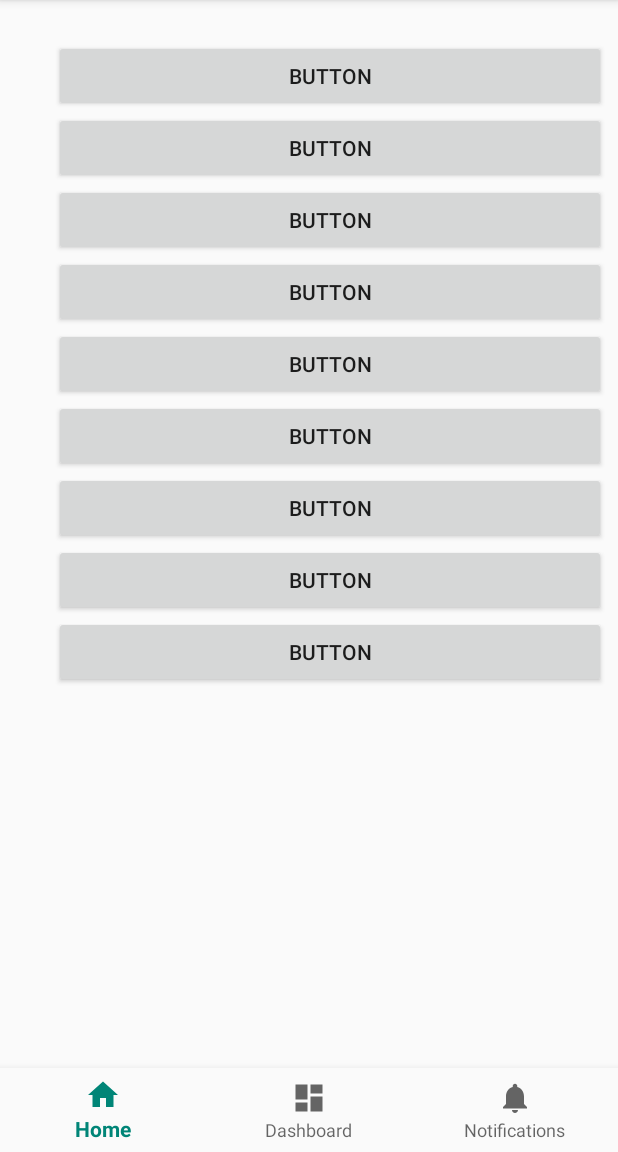
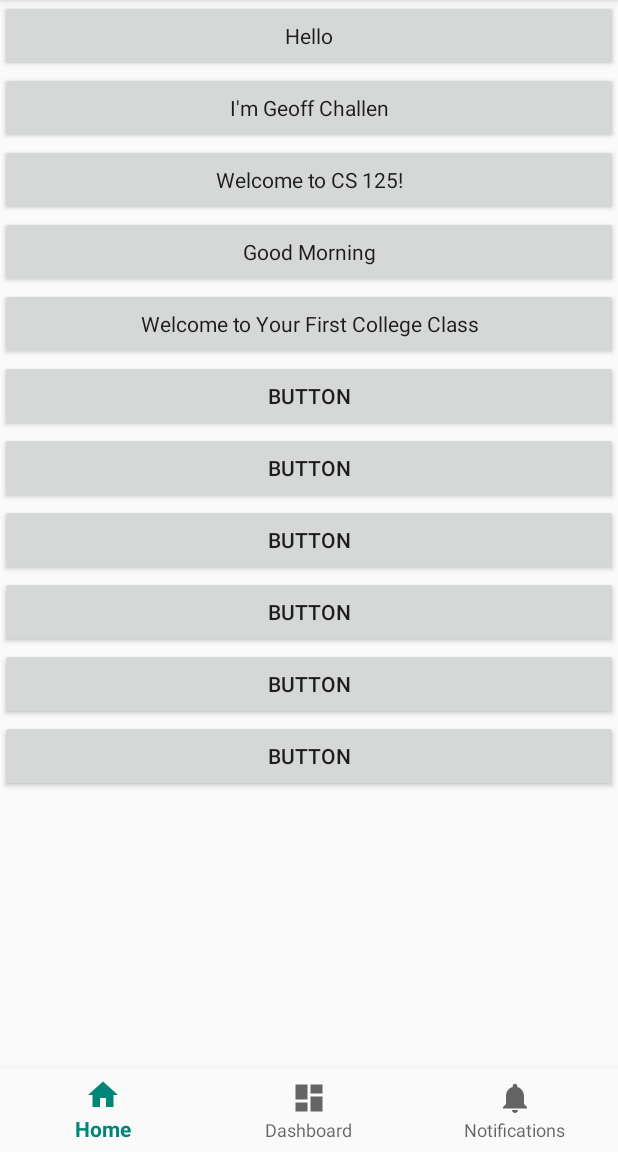
Before and after one commit to ntsmith24/GeoffSoundboard, an Android app: the screen it shows after launch (MainActivity), on a phone screen of 412 x 824 dp, the part 84-1236 px from its top. Run offline under Robolectric (Android 15) with nearby library versions, the phone set to English and light mode, and no system bars.

Commit message:
Added Button Titles

```diff
--- a/app/src/main/java/com/idc/moderatelyadequateprograms/geoffsoundboard/MainActivity.java
+++ b/app/src/main/java/com/idc/moderatelyadequateprograms/geoffsoundboard/MainActivity.java
@@ -1,5 +1,6 @@
 package com.idc.moderatelyadequateprograms.geoffsoundboard;
 
+import android.media.SoundPool;
 import android.os.Bundle;
 import android.support.annotation.NonNull;
 import android.support.design.widget.BottomNavigationView;
@@ -21,10 +22,7 @@ public class MainActivity extends AppCompatActivity {
                     mTextMessage.setText(R.string.title_home);
                     return true;
                 case R.id.navigation_dashboard:
-                    mTextMessage.setText(R.string.title_dashboard);
-                    return true;
-                case R.id.navigation_notifications:
-                    mTextMessage.setText(R.string.title_notifications);
+                    mTextMessage.setText("Wave");
                     return true;
             }
             return false;
@@ -35,7 +33,6 @@ public class MainActivity extends AppCompatActivity {
     protected void onCreate(Bundle savedInstanceState) {
         super.onCreate(savedInstanceState);
         setContentView(R.layout.activity_main);
-
         mTextMessage = (TextView) findViewById(R.id.message);
         BottomNavigationView navigation = (BottomNavigationView) findViewById(R.id.navigation);
         navigation.setOnNavigationItemSelectedListener(mOnNavigationItemSelectedListener);
--- a/app/src/main/res/layout/activity_main.xml
+++ b/app/src/main/res/layout/activity_main.xml
@@ -9,10 +9,9 @@
 
     <android.support.design.widget.BottomNavigationView
         android:id="@+id/navigation"
+        style="@style/Base.CardView"
         android:layout_width="0dp"
         android:layout_height="wrap_content"
-        android:layout_marginStart="0dp"
-        android:layout_marginEnd="0dp"
         android:background="?android:attr/windowBackground"
         app:layout_constraintBottom_toBottomOf="parent"
         app:layout_constraintLeft_toLeftOf="parent"
@@ -20,18 +19,13 @@
         app:menu="@menu/navigation" />
 
     <ScrollView
-        android:layout_width="368dp"
-        android:layout_height="435dp"
-        android:layout_marginStart="8dp"
-        android:layout_marginTop="8dp"
-        android:layout_marginEnd="8dp"
-        android:layout_marginBottom="8dp"
-        app:layout_constraintBottom_toBottomOf="parent"
+        android:layout_width="0dp"
+        android:layout_height="0dp"
+        app:layout_constraintBottom_toTopOf="@+id/navigation"
         app:layout_constraintEnd_toEndOf="parent"
-        app:layout_constraintHorizontal_bias="1.0"
         app:layout_constraintStart_toStartOf="parent"
         app:layout_constraintTop_toTopOf="parent"
-        app:layout_constraintVertical_bias="0.058">
+        app:layout_constraintVertical_bias="0.49">
 
         <LinearLayout
             android:layout_width="match_parent"
@@ -42,31 +36,36 @@
                 android:id="@+id/button"
                 android:layout_width="match_parent"
                 android:layout_height="wrap_content"
-                android:text="Button" />
+                android:text="Hello"
+                android:textAppearance="@style/TextAppearance.AppCompat" />
 
             <Button
                 android:id="@+id/button2"
                 android:layout_width="match_parent"
                 android:layout_height="wrap_content"
-                android:text="Button" />
+                android:text="I'm Geoff Challen"
+                android:textAppearance="@style/TextAppearance.AppCompat" />
 
             <Button
                 android:id="@+id/button3"
                 android:layout_width="match_parent"
                 android:layout_height="wrap_content"
-                android:text="Button" />
+                android:text="Welcome to CS 125!"
+                android:textAppearance="@style/TextAppearance.AppCompat" />
 
             <Button
                 android:id="@+id/button4"
                 android:layout_width="match_parent"
                 android:layout_height="wrap_content"
-                android:text="Button" />
+                android:text="Good Morning"
+                android:textAppearance="@style/TextAppearance.AppCompat" />
 
             <Button
                 android:id="@+id/button5"
                 android:layout_width="match_parent"
                 android:layout_height="wrap_content"
-                android:text="Button" />
+                android:text="Welcome to Your First College Class"
+                android:textAppearance="@style/TextAppearance.AppCompat" />
 
             <Button
                 android:id="@+id/button6"
```
